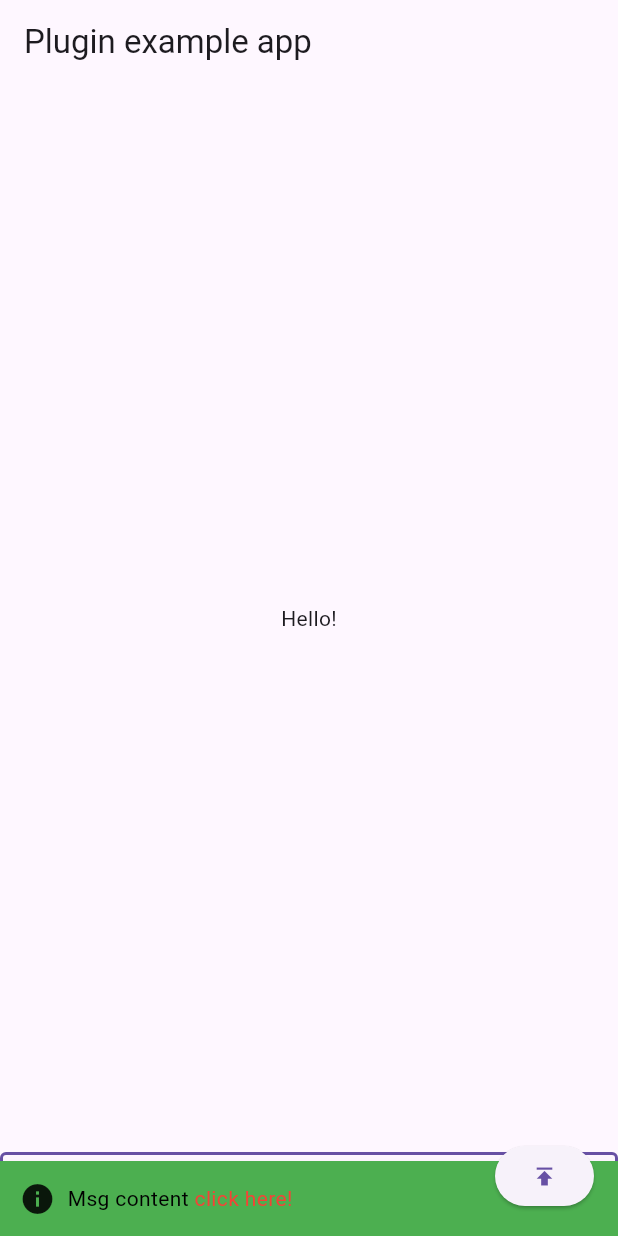
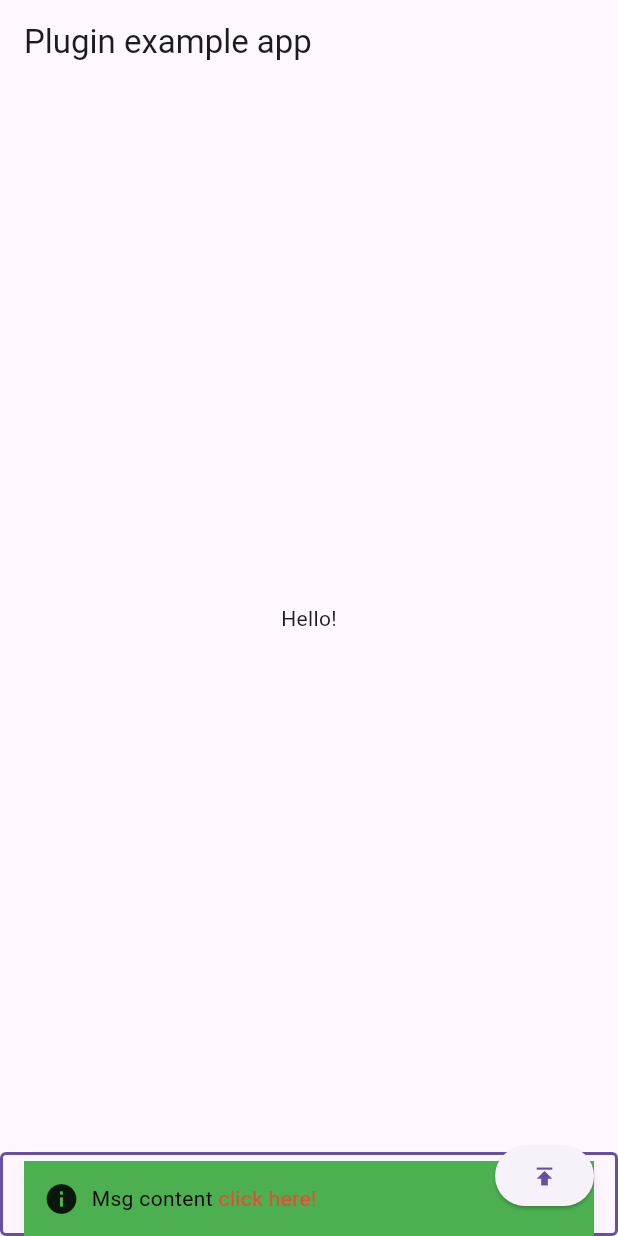
Before and after one commit to hungit36/toast-msg, a Flutter app: the screen it shows after launch, after a tap on the "publish" icon, on a phone screen of 412 x 824 dp. Run offline on Flutter 3.47's test engine with Material 3 defaults, Android fonts, the phone set to English and light mode, and no system bars.

Commit message:
[mod] don't show if don't have content

```diff
--- a/example/lib/main.dart
+++ b/example/lib/main.dart
@@ -35,6 +35,7 @@ class _MyAppState extends State<MyApp> {
           ),
           body:  ToastMsgMain(
             position: ToastPosition.bottom,
+            margin: EdgeInsets.symmetric(horizontal: 16),
             // positionValue: 200,
             child:  Column(
               children: [
--- a/lib/toast_msg_main.dart
+++ b/lib/toast_msg_main.dart
@@ -67,7 +67,7 @@ class _WidgetState extends State<ToastMsgMain> {
       body: Stack(
               children: [
                 widget.child,
-                if (_toastBody != null) ... [
+                if (_toastBody != null && (_toastBody?.title.isNotEmpty == true || _toastBody?.customTitle != null)) ... [
                   if (widget.position == ToastPosition.center)
                     Align(
                       alignment: Alignment.center,
--- a/lib/widget/toast_msg_widget.dart
+++ b/lib/widget/toast_msg_widget.dart
@@ -19,7 +19,7 @@ class ToastMessageWidget extends StatelessWidget {
   @override
   Widget build(BuildContext context) {
 
-    final w = MediaQuery.of(context).size.width;
+    final w = MediaQuery.of(context).size.width - margin.left - margin.right;
     return GestureDetector(
       onVerticalDragUpdate: (details) {
         int sensitivity = 8;
--- a/pubspec.yaml
+++ b/pubspec.yaml
@@ -1,6 +1,6 @@
 name: toast_msg
 description: The toast custom easy to use.
-version: 0.0.2
+version: 0.0.4
 homepage:
 
 environment:
```
Also changed, not shown: pubspec.lock, 1 other file.
